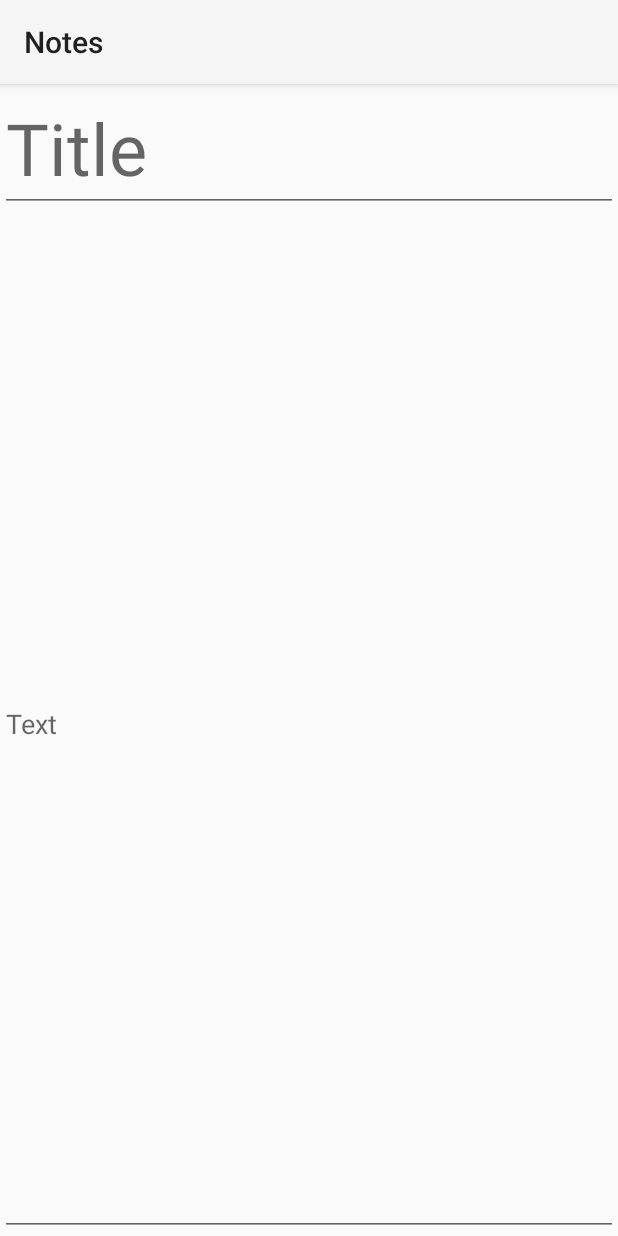
After one commit to K0bin/Notes, an Android app: the EditFragment screen opened through its navigation route, on a phone screen of 412 x 824 dp. The commit adds this screen. Run offline under Robolectric (Android 15) with nearby library versions, the phone set to English and light mode, and no system bars; libraries missing offline, so code that uses them is left out: com.facebook.stetho; 1 statement that could not run was skipped.

Commit message:
Implement adding and saving notes

```diff
--- a/app/build.gradle
+++ b/app/build.gradle
@@ -34,5 +34,6 @@ dependencies {
     implementation 'android.arch.navigation:navigation-fragment:1.0.0-alpha02' //no androidx equivalent yet .__.
     implementation 'android.arch.navigation:navigation-ui:1.0.0-alpha02' //no androidx equivalent yet .__.
     implementation 'com.android.support:design:28.0.0-alpha3' //com.google.android.material:material
+    implementation 'com.facebook.stetho:stetho:1.5.0'
     testImplementation 'junit:junit:4.12'
 }
--- a/app/src/main/java/k0bin/notes/model/Note.java
+++ b/app/src/main/java/k0bin/notes/model/Note.java
@@ -9,14 +9,14 @@ import java.util.Objects;
 
 @Entity(tableName = "notes")
 public class Note {
-	@PrimaryKey
+	@PrimaryKey(autoGenerate = true)
 	private int id;
 	private String title;
 	private String text;
 
 	@Ignore
 	public Note(@NonNull String title, @NonNull String text) {
-		this(-1, title, text);
+		this(0, title, text);
 	}
 
 	public Note(int id, @NonNull String title, @NonNull String text) {
--- a/app/src/main/java/k0bin/notes/model/NotesDao.java
+++ b/app/src/main/java/k0bin/notes/model/NotesDao.java
@@ -2,12 +2,24 @@ package k0bin.notes.model;
 
 import android.arch.lifecycle.LiveData;
 import android.arch.persistence.room.Dao;
+import android.arch.persistence.room.Insert;
+import android.arch.persistence.room.OnConflictStrategy;
 import android.arch.persistence.room.Query;
+import android.arch.persistence.room.Update;
 
 import java.util.List;
 
 @Dao
 public interface NotesDao {
 	@Query("SELECT * FROM notes")
-	LiveData<List<Note>> getNotes();
+	LiveData<List<Note>> getAll();
+
+	@Query("SELECT * FROM notes WHERE id=:id")
+	LiveData<Note> getById(int id);
+
+	@Insert()
+	void insert(Note note);
+
+	@Update()
+	void update(Note note);
 }
--- /dev/null
+++ b/app/src/main/java/k0bin/notes/ui/fragment/EditFragment.java
@@ -0,0 +1,90 @@
+package k0bin.notes.ui.fragment;
+
+import android.arch.lifecycle.ViewModelProviders;
+import android.os.Bundle;
+import android.support.annotation.NonNull;
+import android.support.annotation.Nullable;
+import android.support.v4.app.Fragment;
+import android.text.Editable;
+import android.text.TextWatcher;
+import android.view.LayoutInflater;
+import android.view.View;
+import android.view.ViewGroup;
+import android.widget.EditText;
+
+import k0bin.notes.R;
+import k0bin.notes.model.Note;
+import k0bin.notes.viewModel.EditViewModel;
+
+public class EditFragment extends Fragment {
+	private EditViewModel viewModel;
+
+	private EditText titleEdit;
+	private EditText textEdit;
+
+	public EditFragment() {	}
+
+	@Override
+	public void onCreate(@Nullable Bundle savedInstanceState) {
+		super.onCreate(savedInstanceState);
+
+		viewModel = ViewModelProviders.of(this).get(EditViewModel.class);
+	}
+
+	@Nullable
+	@Override
+	public View onCreateView(@NonNull LayoutInflater inflater, @Nullable ViewGroup container, @Nullable Bundle savedInstanceState) {
+		return inflater.inflate(R.layout.fragment_edit, container, false);
+	}
+
+	@Override
+	public void onViewCreated(@NonNull View view, @Nullable Bundle savedInstanceState) {
+		super.onViewCreated(view, savedInstanceState);
+
+		titleEdit = view.findViewById(R.id.titleEdit);
+		viewModel.getTitle().observe(this, text -> {
+			if (titleEdit.getText().toString().equals(text)) {
+				return;
+			}
+			titleEdit.setText(text);
+		});
+		titleEdit.addTextChangedListener(new TextWatcher() {
+			@Override
+			public void beforeTextChanged(CharSequence charSequence, int i, int i1, int i2) {}
+			@Override
+			public void onTextChanged(CharSequence charSequence, int i, int i1, int i2) {}
+
+			@Override
+			public void afterTextChanged(Editable editable) {
+				viewModel.setTitle(editable.toString());
+			}
+		});
+		textEdit = view.findViewById(R.id.textEdit);
+		viewModel.getText().observe(this,  text -> {
+			if (textEdit.getText().toString().equals(text)) {
+				return;
+			}
+			textEdit.setText(text);
+		});
+		textEdit.addTextChangedListener(new TextWatcher() {
+			@Override
+			public void beforeTextChanged(CharSequence charSequence, int i, int i1, int i2) {}
+			@Override
+			public void onTextChanged(CharSequence charSequence, int i, int i1, int i2) {}
+
+			@Override
+			public void afterTextChanged(Editable editable) {
+				viewModel.setText(editable.toString());
+			}
+		});
+
+		int noteId = EditFragmentArgs.fromBundle(getArguments()).getNoteId();
+		viewModel.setNoteId(noteId);
+	}
+
+	@Override
+	public void onStop() {
+		super.onStop();
+		viewModel.save();
+	}
+}
--- /dev/null
+++ b/app/src/main/java/k0bin/notes/viewModel/EditViewModel.java
@@ -0,0 +1,90 @@
+package k0bin.notes.viewModel;
+
+import android.app.Application;
+import android.arch.lifecycle.AndroidViewModel;
+import android.arch.lifecycle.MutableLiveData;
+import android.arch.lifecycle.Transformations;
+import android.support.annotation.NonNull;
+
+import k0bin.notes.App;
+import k0bin.notes.model.Database;
+import k0bin.notes.model.Note;
+import k0bin.notes.model.NotesDao;
+import k0bin.notes.util.AsyncHelper;
+
+public class EditViewModel extends AndroidViewModel {
+	private NotesDao notesDao;
+	private MutableLiveData<Integer> noteId = new MutableLiveData<>();
+
+	private MutableLiveData<String> title = new MutableLiveData<>();
+	private boolean isTitleDirty = false;
+
+	private MutableLiveData<String> text = new MutableLiveData<>();
+	private boolean isTextDirty = false;
+
+	public EditViewModel(@NonNull Application application) {
+		super(application);
+
+		Database db = ((App) application).getDb();
+		notesDao = db.notesDao();
+		noteId.setValue(-1);
+
+		Transformations.switchMap(noteId, id -> notesDao.getById(id)).observeForever(note -> {
+			if (note == null) {
+				text.setValue("");
+				title.setValue("");
+				return;
+			}
+			if (!isTitleDirty) {
+				title.setValue(note.getTitle());
+			}
+			if (!isTextDirty) {
+				text.setValue(note.getText());
+			}
+		});
+	}
+
+	public void setNoteId(int noteId) {
+		this.noteId.setValue(noteId);
+	}
+
+	public MutableLiveData<String> getTitle() {
+		return title;
+	}
+
+	public void setTitle(@NonNull String title) {
+		if (title.equals(this.title.getValue())) {
+			return;
+		}
+		this.title.setValue(title);
+		isTitleDirty = true;
+	}
+
+	public MutableLiveData<String> getText() {
+		return text;
+	}
+
+	public void setText(@NonNull String text) {
+		if (text.equals(this.text.getValue())) {
+			return;
+		}
+		this.text.setValue(text);
+		isTextDirty = true;
+	}
+
+	public void save() {
+		if (!isTitleDirty && !isTextDirty) {
+			return;
+		}
+		AsyncHelper.runAsync(null, it -> {
+			if (noteId.getValue() != 0) {
+				notesDao.update(new Note(noteId.getValue(), title.getValue(), text.getValue()));
+			} else {
+				notesDao.insert(new Note(0, title.getValue(), text.getValue()));
+			}
+			return 1;
+		}, null);
+		isTitleDirty = false;
+		isTextDirty = false;
+	}
+}
--- a/app/src/main/java/k0bin/notes/viewModel/NotesViewModel.java
+++ b/app/src/main/java/k0bin/notes/viewModel/NotesViewModel.java
@@ -13,17 +13,16 @@ import k0bin.notes.model.Note;
 import k0bin.notes.model.NotesDao;
 
 public class NotesViewModel extends AndroidViewModel {
-	private Database db;
 	private NotesDao notesDao;
 	private LiveData<List<Note>> notes;
 
 	public NotesViewModel(@NonNull Application application) {
 		super(application);
 
-		db = ((App)application).getDb();
+		Database db = ((App) application).getDb();
 		notesDao = db.notesDao();
 
-		notes = notesDao.getNotes();
+		notes = notesDao.getAll();
 	}
 
 	public LiveData<List<Note>> getNotes() {
--- /dev/null
+++ b/app/src/main/res/layout/fragment_edit.xml
@@ -0,0 +1,33 @@
+<?xml version="1.0" encoding="utf-8"?>
+<android.support.constraint.ConstraintLayout
+    xmlns:android="http://schemas.android.com/apk/res/android"
+    android:layout_width="match_parent"
+    android:layout_height="match_parent"
+    xmlns:app="http://schemas.android.com/apk/res-auto">
+
+    <EditText
+        android:layout_width="0dp"
+        android:layout_height="wrap_content"
+        android:id="@+id/titleEdit"
+        android:textSize="48sp"
+        app:layout_constraintTop_toTopOf="parent"
+        app:layout_constraintBottom_toTopOf="@id/textEdit"
+        app:layout_constraintStart_toStartOf="parent"
+        app:layout_constraintEnd_toEndOf="parent"
+        android:hint="@string/note_title"
+        android:importantForAutofill="no"
+        android:inputType="text"/>
+
+    <EditText
+        android:layout_width="0dp"
+        android:layout_height="0dp"
+        android:id="@+id/textEdit"
+        app:layout_constraintTop_toBottomOf="@id/titleEdit"
+        app:layout_constraintBottom_toBottomOf="parent"
+        app:layout_constraintStart_toStartOf="parent"
+        app:layout_constraintEnd_toEndOf="parent"
+        android:hint="@string/note_text"
+        android:importantForAutofill="no"
+        android:inputType="text"/>
+
+</android.support.constraint.ConstraintLayout>
--- a/app/src/main/res/navigation/nav_graph.xml
+++ b/app/src/main/res/navigation/nav_graph.xml
@@ -9,5 +9,19 @@
         android:id="@+id/notesFragment"
         android:name="k0bin.notes.ui.fragment.NotesFragment"
         android:label="fragment_notes"
-        tools:layout="@layout/fragment_notes"/>
+        tools:layout="@layout/fragment_notes">
+        <action
+            android:id="@+id/action_notesFragment_to_editFragment2"
+            app:destination="@id/editFragment"/>
+    </fragment>
+    <fragment
+        android:id="@+id/editFragment"
+        android:name="k0bin.notes.ui.fragment.EditFragment"
+        android:label="fragment_edit"
+        tools:layout="@layout/fragment_edit">
+        <argument
+            android:name="noteId"
+            android:defaultValue="0"
+            app:type="integer"/>
+    </fragment>
 </navigation>
--- a/app/src/main/res/values/strings.xml
+++ b/app/src/main/res/values/strings.xml
@@ -1,3 +1,5 @@
 <resources>
     <string name="app_name">Notes</string>
+    <string name="note_title">Title</string>
+    <string name="note_text">Text</string>
 </resources>
```
Also changed, not shown: app/src/main/java/k0bin/notes/App.java (+9 -0 lines), app/src/main/java/k0bin/notes/ui/fragment/NotesFragment.java (+11 -9 lines), app/src/main/java/k0bin/notes/util/AsyncHelper.java (+8 -2 lines).
